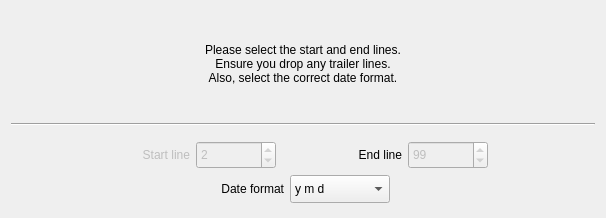
This is kmymoney/plugins/csvimport/lines-datewizardpage.ui in KDE/kmymoney as Qt 5 draws it before an edit. The edited form follows.
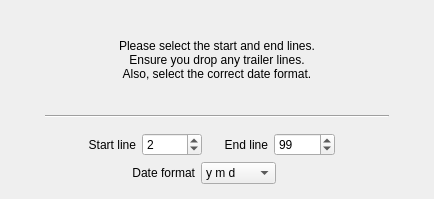
This is the edited form. Custom widgets are drawn as their Qt base class.

```diff
--- a/kmymoney/plugins/csvimport/lines-datewizardpage.ui
+++ b/kmymoney/plugins/csvimport/lines-datewizardpage.ui
@@ -6,57 +6,43 @@
    <rect>
     <x>0</x>
     <y>0</y>
-    <width>606</width>
-    <height>218</height>
+    <width>434</width>
+    <height>199</height>
    </rect>
   </property>
   <property name="sizePolicy">
-   <sizepolicy hsizetype="Minimum" vsizetype="Minimum">
+   <sizepolicy hsizetype="Expanding" vsizetype="Expanding">
     <horstretch>0</horstretch>
     <verstretch>0</verstretch>
    </sizepolicy>
   </property>
-  <property name="minimumSize">
-   <size>
-    <width>606</width>
-    <height>0</height>
-   </size>
-  </property>
-  <property name="maximumSize">
-   <size>
-    <width>16777215</width>
-    <height>16777215</height>
-   </size>
-  </property>
   <property name="windowTitle">
    <string>Lines-Date Wizard Page</string>
   </property>
-  <layout class="QHBoxLayout" name="horizontalLayout_2">
+  <layout class="QHBoxLayout" name="horizontalLayout_2" stretch="1,10,1">
    <property name="spacing">
-    <number>-1</number>
+    <number>6</number>
    </property>
    <property name="sizeConstraint">
     <enum>QLayout::SetDefaultConstraint</enum>
    </property>
    <item>
-    <layout class="QVBoxLayout" name="verticalLayout" stretch="25,1,1,15,15,1">
-     <property name="sizeConstraint">
-      <enum>QLayout::SetFixedSize</enum>
+    <spacer name="leftSpacer">
+     <property name="orientation">
+      <enum>Qt::Horizontal</enum>
      </property>
+     <property name="sizeHint" stdset="0">
+      <size>
+       <width>40</width>
+       <height>20</height>
+      </size>
+     </property>
+    </spacer>
+   </item>
+   <item>
+    <layout class="QVBoxLayout" name="verticalLayout" stretch="25,1,1,1,1,1">
      <item>
       <widget class="QLabel" name="label">
-       <property name="maximumSize">
-        <size>
-         <width>16777215</width>
-         <height>16777215</height>
-        </size>
-       </property>
-       <property name="font">
-        <font>
-         <weight>50</weight>
-         <bold>false</bold>
-        </font>
-       </property>
        <property name="text">
         <string>Please select the start and end lines.
 Ensure you drop any trailer lines.
@@ -65,10 +51,19 @@
        <property name="alignment">
         <set>Qt::AlignCenter</set>
        </property>
+       <property name="wordWrap">
+        <bool>true</bool>
+       </property>
       </widget>
      </item>
      <item>
       <widget class="Line" name="line_hor">
+       <property name="sizePolicy">
+        <sizepolicy hsizetype="Expanding" vsizetype="Preferred">
+         <horstretch>0</horstretch>
+         <verstretch>0</verstretch>
+        </sizepolicy>
+       </property>
        <property name="orientation">
         <enum>Qt::Horizontal</enum>
        </property>
@@ -107,12 +102,6 @@
        </item>
        <item>
         <widget class="QLabel" name="labelSet_skip">
-         <property name="enabled">
-          <bool>false</bool>
-         </property>
-         <property name="accessibleName">
-          <string comment="number of first line"/>
-         </property>
          <property name="text">
           <string>Start line</string>
          </property>
@@ -123,27 +112,12 @@
        </item>
        <item>
         <widget class="QSpinBox" name="spinBox_skip">
-         <property name="enabled">
-          <bool>false</bool>
-         </property>
          <property name="sizePolicy">
-          <sizepolicy hsizetype="Minimum" vsizetype="Minimum">
+          <sizepolicy hsizetype="Preferred" vsizetype="Preferred">
            <horstretch>0</horstretch>
            <verstretch>0</verstretch>
           </sizepolicy>
          </property>
-         <property name="minimumSize">
-          <size>
-           <width>80</width>
-           <height>28</height>
-          </size>
-         </property>
-         <property name="maximumSize">
-          <size>
-           <width>75</width>
-           <height>16777215</height>
-          </size>
-         </property>
          <property name="toolTip">
           <string>Enter the number of the first transaction line.
 Will not accept value greater than the End Line value.</string>
@@ -171,20 +145,11 @@
        </item>
        <item>
         <widget class="QSpinBox" name="spinBox_skipToLast">
-         <property name="enabled">
-          <bool>false</bool>
-         </property>
-         <property name="minimumSize">
-          <size>
-           <width>80</width>
-           <height>28</height>
-          </size>
-         </property>
-         <property name="maximumSize">
-          <size>
-           <width>75</width>
-           <height>16777215</height>
-          </size>
+         <property name="sizePolicy">
+          <sizepolicy hsizetype="Preferred" vsizetype="Preferred">
+           <horstretch>0</horstretch>
+           <verstretch>0</verstretch>
+          </sizepolicy>
          </property>
          <property name="toolTip">
           <string>Enter the number of the last transaction line.
@@ -248,18 +213,12 @@
         </widget>
        </item>
        <item>
-        <widget class="KComboBox" name="comboBox_dateFormat">
-         <property name="minimumSize">
-          <size>
-           <width>100</width>
-           <height>28</height>
-          </size>
-         </property>
-         <property name="maximumSize">
-          <size>
-           <width>90</width>
-           <height>16777215</height>
-          </size>
+        <widget class="QComboBox" name="comboBox_dateFormat">
+         <property name="sizePolicy">
+          <sizepolicy hsizetype="Preferred" vsizetype="Preferred">
+           <horstretch>0</horstretch>
+           <verstretch>0</verstretch>
+          </sizepolicy>
          </property>
          <item>
           <property name="text">
@@ -308,15 +267,21 @@
      </item>
     </layout>
    </item>
+   <item>
+    <spacer name="rightSpacer">
+     <property name="orientation">
+      <enum>Qt::Horizontal</enum>
+     </property>
+     <property name="sizeHint" stdset="0">
+      <size>
+       <width>40</width>
+       <height>20</height>
+      </size>
+     </property>
+    </spacer>
+   </item>
   </layout>
  </widget>
- <customwidgets>
-  <customwidget>
-   <class>KComboBox</class>
-   <extends>QComboBox</extends>
-   <header>kcombobox.h</header>
-  </customwidget>
- </customwidgets>
  <resources/>
  <connections/>
 </ui>
```
Left out of the diff: 6 changed lines with no effect on the pictures.
